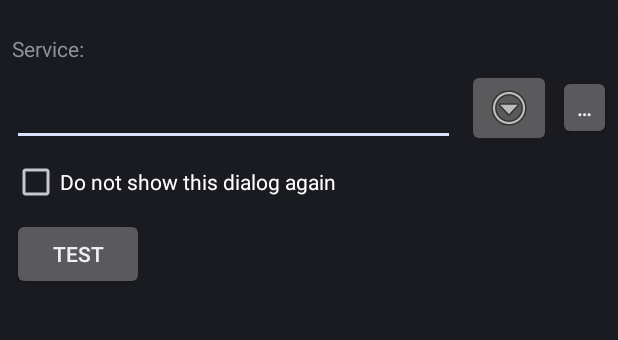
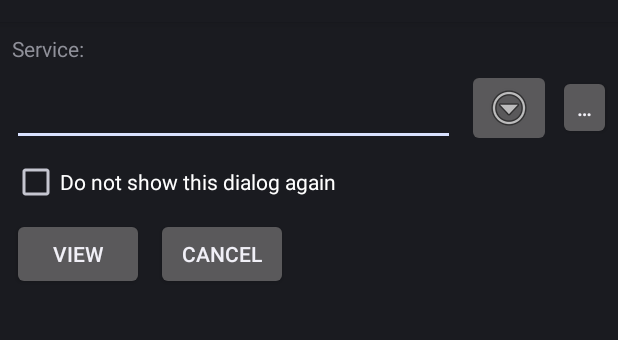
Before and after one commit to k3b/AndroidGeo2ArticlesMap, an Android app: the layout activity_choose_url.xml on its own in the app's theme, with its tools: preview values and no code run, on a phone screen of 412 x 824 dp, the part 62-402 px from its top. Run offline under Robolectric (Android 15) with nearby library versions, the phone set to English and light mode, and no system bars.

Commit message:
added buttons to execute kmz processing

```diff
--- a/app/build.gradle
+++ b/app/build.gradle
@@ -56,7 +56,7 @@ dependencies {
 }
 
 
-def getDate() {
+static def getDate() {
     def date = new Date()
     def formattedDate = date.format('yyyyMMdd-HH:mm')
     return formattedDate
--- a/app/src/main/AndroidManifest.xml
+++ b/app/src/main/AndroidManifest.xml
@@ -2,7 +2,7 @@
 <manifest xmlns:android="http://schemas.android.com/apk/res/android"
     package="de.k3b.android.articlemap">
 
-    <uses-permission android:name="android.permission.WRITE_EXTERNAL_STORAGE"   />
+    <uses-permission android:name="android.permission.WRITE_EXTERNAL_STORAGE" android:maxSdkVersion="18" />
     <uses-permission android:name="android.permission.INTERNET"   />
     <application
         android:allowBackup="false"
--- a/app/src/main/java/de/k3b/android/articlemap/GeoConfig.java
+++ b/app/src/main/java/de/k3b/android/articlemap/GeoConfig.java
@@ -19,6 +19,7 @@
 package de.k3b.android.articlemap;
 
 import android.content.Context;
+import android.content.Intent;
 import android.content.SharedPreferences;
 import android.preference.PreferenceManager;
 
@@ -33,9 +34,10 @@ public class GeoConfig {
 
     public final int maxcount = 25;
 
-    // Berlin, Gemany, Siegessäule
-    public final GeoPointDto demoUri = new GeoPointDto().setLatLon(52.51451,13.35011);
+    public GeoPointDto demoUri = new GeoPointDto().setLatLon(52.51,13.35)
+            .setName("Berlin, Germany");
     public boolean inDemoMode = false;
+    public String action = Intent.ACTION_VIEW;
 
     public GeoConfig(Context context) {
         SharedPreferences prefsInstance = PreferenceManager
--- a/app/src/main/res/layout/activity_choose_url.xml
+++ b/app/src/main/res/layout/activity_choose_url.xml
@@ -89,16 +89,41 @@ Select geo viewer:
         app:layout_constraintStart_toStartOf="parent"
         app:layout_constraintTop_toBottomOf="@+id/edit_service" />
 
-    <!-- visible when app is called without geo uri -->
+    <!--  -->
     <Button
-        android:id="@+id/cmd_test"
+        android:id="@+id/cmd_view"
         android:layout_width="wrap_content"
         android:layout_height="wrap_content"
         android:layout_marginStart="8dp"
         android:layout_marginTop="8dp"
-        android:text="@string/lbl_test"
+        android:text="@string/view"
         app:layout_constraintStart_toStartOf="parent"
         app:layout_constraintTop_toBottomOf="@+id/chk_hide" />
+
+    <Button
+        android:id="@+id/cmd_share"
+        android:layout_width="wrap_content"
+        android:layout_height="wrap_content"
+        android:layout_marginStart="8dp"
+        android:text="@string/share"
+        android:visibility="gone"
+        app:layout_constraintBottom_toBottomOf="@+id/cmd_view"
+        app:layout_constraintStart_toEndOf="@+id/cmd_view"
+        app:layout_constraintTop_toTopOf="@+id/cmd_view"
+        />
+
+    <Button
+        android:id="@+id/cmd_cancel"
+        android:layout_width="wrap_content"
+        android:layout_height="wrap_content"
+        android:layout_marginStart="8dp"
+        android:text="@android:string/cancel"
+        app:layout_constraintBottom_toBottomOf="@+id/cmd_share"
+        app:layout_constraintStart_toEndOf="@+id/cmd_share"
+        app:layout_constraintTop_toTopOf="@+id/cmd_share"
+         />
+
+    <!--  -->
 
     <TextView
         android:id="@+id/lbl_message"
@@ -107,7 +132,7 @@ Select geo viewer:
         android:layout_marginStart="8dp"
         android:layout_marginTop="8dp"
         app:layout_constraintStart_toStartOf="parent"
-        app:layout_constraintTop_toBottomOf="@+id/cmd_test" />
+        app:layout_constraintTop_toBottomOf="@+id/cmd_view" />
 
 
 </androidx.constraintlayout.widget.ConstraintLayout>
--- a/app/src/main/res/values/strings.xml
+++ b/app/src/main/res/values/strings.xml
@@ -21,12 +21,11 @@
 <resources>
     <string name="app_name">Show Articles in Map</string>
 
-    <!--- Settings -->
-    <string name="pref_settings_title">Settings</string>
     <string name="btn_popup">…</string>
     <string name="lbl_service">Service:</string>
     <string name="lbl_donot_show_this_dialog_again">Do not show this dialog again</string>
-    <string name="lbl_test">Test</string>
+    <string name="view">View</string>
+    <string name="share">Share</string>
 
     <!--- error handling -->
     <string name="error_permission">Missing permisions</string>
```
Also changed, not shown: app/src/main/java/de/k3b/android/articlemap/ShowArticlesInMapActivity.java (+55 -17 lines), app/src/main/assets/languages.properties (line endings or trailing spaces).
